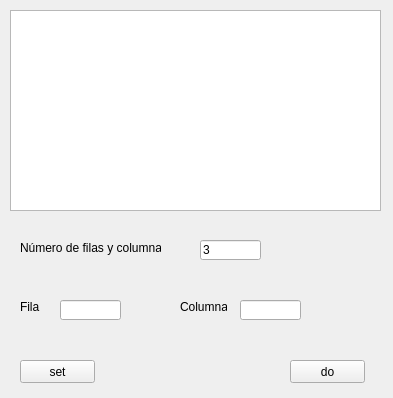
Old version of the form test2-150930/convolucion.ui in the repository nomarlo/analisis-de-imagenes.
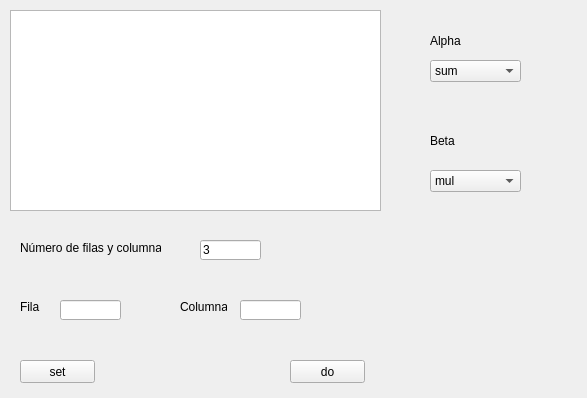
New version of the form.

Commit message: Convolución con alpha y beta

```diff
--- a/test2-150930/convolucion.ui
+++ b/test2-150930/convolucion.ui
@@ -6,7 +6,7 @@
    <rect>
     <x>0</x>
     <y>0</y>
-    <width>393</width>
+    <width>587</width>
     <height>398</height>
    </rect>
   </property>
@@ -121,6 +121,87 @@
     </rect>
    </property>
   </widget>
+  <widget class="QComboBox" name="alpha">
+   <property name="geometry">
+    <rect>
+     <x>430</x>
+     <y>60</y>
+     <width>91</width>
+     <height>22</height>
+    </rect>
+   </property>
+   <item>
+    <property name="text">
+     <string>sum</string>
+    </property>
+   </item>
+   <item>
+    <property name="text">
+     <string>max</string>
+    </property>
+   </item>
+   <item>
+    <property name="text">
+     <string>min</string>
+    </property>
+   </item>
+   <item>
+    <property name="text">
+     <string>media</string>
+    </property>
+   </item>
+  </widget>
+  <widget class="QLabel" name="label_4">
+   <property name="geometry">
+    <rect>
+     <x>430</x>
+     <y>30</y>
+     <width>111</width>
+     <height>21</height>
+    </rect>
+   </property>
+   <property name="text">
+    <string>Alpha</string>
+   </property>
+  </widget>
+  <widget class="QLabel" name="label_5">
+   <property name="geometry">
+    <rect>
+     <x>430</x>
+     <y>130</y>
+     <width>111</width>
+     <height>21</height>
+    </rect>
+   </property>
+   <property name="text">
+    <string>Beta</string>
+   </property>
+  </widget>
+  <widget class="QComboBox" name="beta">
+   <property name="geometry">
+    <rect>
+     <x>430</x>
+     <y>170</y>
+     <width>91</width>
+     <height>22</height>
+    </rect>
+   </property>
+   <item>
+    <property name="text">
+     <string>mul</string>
+    </property>
+   </item>
+   <item>
+    <property name="text">
+     <string>sum</string>
+    </property>
+   </item>
+   <item>
+    <property name="text">
+     <string>res</string>
+    </property>
+   </item>
+  </widget>
  </widget>
  <resources/>
  <connections>
```
The commit also changes 8 other files.
